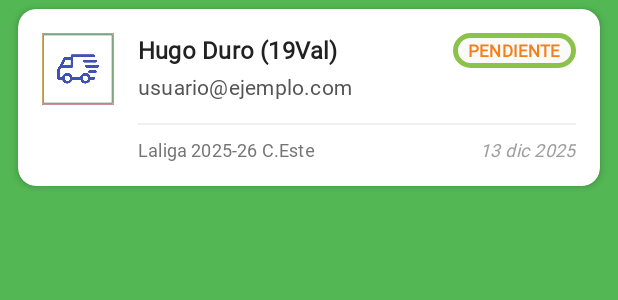
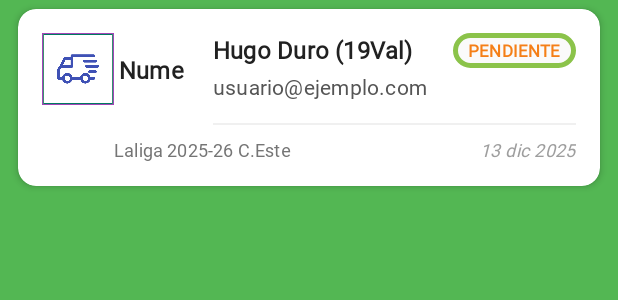
Before and after one commit to isijiga/Proyecto_DAM_202510, an Android app: the layout transaccion_layout.xml on its own in the app's theme, with its tools: preview values and no code run, on a phone screen of 412 x 824 dp. Shown: the top 300 px of the screen. Run offline under Robolectric (Android 15) with nearby library versions, the phone set to English and light mode, and no system bars.

Commit message:
Intercambio mejorado y nueva función Transaccion

```diff
--- a/app/src/main/java/com/example/proyecto_dam_202510/Dash/Adapters/CromosAdapter.java
+++ b/app/src/main/java/com/example/proyecto_dam_202510/Dash/Adapters/CromosAdapter.java
@@ -83,6 +83,7 @@ public class CromosAdapter extends RecyclerView.Adapter<CromosAdapter.MiViewHold
 
             binding.tvCromoTitulo.setText(item.getNombre());
             binding.tvCartaSubtitulo.setText(String.valueOf(item.getTipo()));
+
             binding.tvCartaEstado.setText(String.valueOf(item.getId()));
             Picasso.get().load(item.getImagen()).fit().into(binding.ivCromoImagen);
 
--- a/app/src/main/java/com/example/proyecto_dam_202510/Dash/Fragments/DetalleCromoPosesionFragment.java
+++ b/app/src/main/java/com/example/proyecto_dam_202510/Dash/Fragments/DetalleCromoPosesionFragment.java
@@ -12,6 +12,7 @@ import android.view.LayoutInflater;
 import android.view.View;
 import android.view.ViewGroup;
 
+import com.example.proyecto_dam_202510.Funciones;
 import com.example.proyecto_dam_202510.R;
 import com.example.proyecto_dam_202510.databinding.FragmentDetalleColeccionBinding;
 import com.example.proyecto_dam_202510.databinding.FragmentDetalleCromoPosesionBinding;
@@ -79,7 +80,8 @@ public class DetalleCromoPosesionFragment extends Fragment {
         binding.tvNombre.setText(nombre);
         binding.tvColeccion.setText(coleccion);
 
-        binding.tvFechaAdquisision.setText(fechaAdquisicion.toString());
+        //binding.tvFechaAdquisision.setText(fechaAdquisicion.toString());
+        binding.tvFechaAdquisision.setText(Funciones.FormatoFecha(fechaAdquisicion));
         binding.tvRepetidas.setText(repetida + " Repetida");
         binding.tvTipo.setText(tipo);
         binding.btnAtrasManual.setOnClickListener(new View.OnClickListener() {
--- a/app/src/main/java/com/example/proyecto_dam_202510/Funciones.java
+++ b/app/src/main/java/com/example/proyecto_dam_202510/Funciones.java
@@ -388,4 +388,10 @@ public class Funciones {
 
 
     }
+
+    public static String FormatoFecha(Date fechaAdquisicion) {
+        SimpleDateFormat formatoSalida = new SimpleDateFormat("dd/MM/yyyy HH:mm", Locale.getDefault());
+        return formatoSalida.format(fechaAdquisicion);
+
+    }
 }
--- a/app/src/main/res/layout/transaccion_layout.xml
+++ b/app/src/main/res/layout/transaccion_layout.xml
@@ -44,7 +44,18 @@
             app:layout_constraintEnd_toEndOf="parent"
             app:layout_constraintTop_toTopOf="parent"
             tools:text="PENDIENTE" />
-
+        <TextView
+            android:id="@+id/tv_item_numero"
+            android:layout_width="50dp"
+            android:layout_height="wrap_content"
+            android:gravity="center"
+            android:text="Nume"
+            android:textSize="16sp"
+            android:textStyle="bold"
+            android:textColor="#212121"
+            app:layout_constraintStart_toEndOf="@+id/imgAvatar"
+            app:layout_constraintTop_toTopOf="parent"
+            app:layout_constraintBottom_toBottomOf="@+id/imgAvatar"/>
         <TextView
             android:id="@+id/tv_item_nombre"
             android:layout_width="0dp"
@@ -55,7 +66,7 @@
             android:textSize="16sp"
             android:textStyle="bold"
             android:textColor="#212121"
-            app:layout_constraintStart_toEndOf="@+id/imgAvatar"
+            app:layout_constraintStart_toEndOf="@+id/tv_item_numero"
             app:layout_constraintEnd_toStartOf="@+id/tv_item_estado"
             app:layout_constraintTop_toTopOf="parent" />
 
@@ -101,7 +112,7 @@
             android:textColor="#757575"
             android:ellipsize="end"
             android:maxLines="1"
-            app:layout_constraintStart_toStartOf="@+id/tv_item_nombre"
+            app:layout_constraintStart_toEndOf="@id/imgAvatar"
             app:layout_constraintEnd_toStartOf="@+id/tv_item_fecha"
             app:layout_constraintTop_toBottomOf="@+id/dividerMeta"
             tools:text="Laliga 2025-26 C.Este" />
```
Also changed, not shown: app/src/main/java/com/example/proyecto_dam_202510/Dash/Adapters/CromosPosesionAdapter.java (+5 -2 lines).
